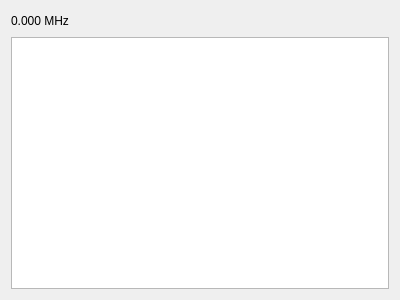
Qt form ui/WsjtxWidget.ui (k5mcd/QLog) before a commit.
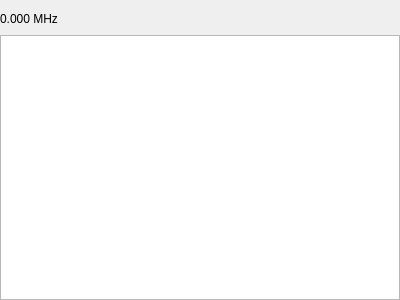
The same form after that commit.

```diff
--- a/ui/WsjtxWidget.ui
+++ b/ui/WsjtxWidget.ui
@@ -14,6 +14,18 @@
    <string>Form</string>
   </property>
   <layout class="QGridLayout" name="gridLayout">
+   <property name="leftMargin">
+    <number>0</number>
+   </property>
+   <property name="topMargin">
+    <number>9</number>
+   </property>
+   <property name="rightMargin">
+    <number>0</number>
+   </property>
+   <property name="bottomMargin">
+    <number>0</number>
+   </property>
    <item row="0" column="0" colspan="2">
     <widget class="QLabel" name="freqLabel">
      <property name="text">
@@ -64,12 +76,27 @@
      <property name="selectionBehavior">
       <enum>QAbstractItemView::SelectRows</enum>
      </property>
+     <attribute name="horizontalHeaderMinimumSectionSize">
+      <number>24</number>
+     </attribute>
+     <attribute name="horizontalHeaderDefaultSectionSize">
+      <number>100</number>
+     </attribute>
+     <attribute name="horizontalHeaderHighlightSections">
+      <bool>false</bool>
+     </attribute>
      <attribute name="horizontalHeaderStretchLastSection">
       <bool>true</bool>
      </attribute>
      <attribute name="verticalHeaderVisible">
       <bool>false</bool>
      </attribute>
+     <attribute name="verticalHeaderMinimumSectionSize">
+      <number>20</number>
+     </attribute>
+     <attribute name="verticalHeaderDefaultSectionSize">
+      <number>20</number>
+     </attribute>
      <attribute name="verticalHeaderStretchLastSection">
       <bool>false</bool>
      </attribute>
```
Left out of the diff: 40 changed lines with no effect on the pictures.
